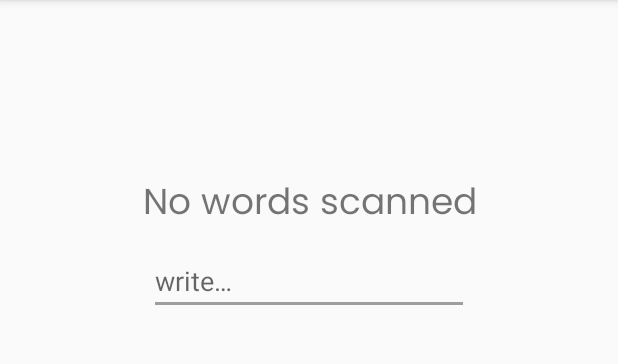
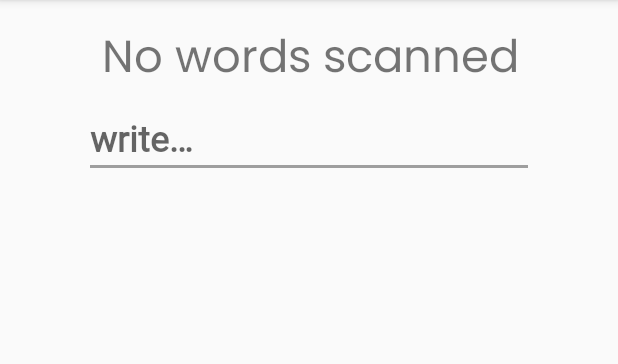
Before and after one commit to Dohmanlechx/Captions-Scanner, an Android app: the GameActivity screen opened directly, with no data from a screen before it, on a phone screen of 412 x 824 dp, the part 84-448 px from its top. Run offline under Robolectric (Android 15) with nearby library versions, the phone set to English and light mode, and no system bars.

Commit message:
Layout improvements. Also for landscape mode

```diff
--- a/app/src/main/java/com/dohman/captionsscanner/GameActivity.java
+++ b/app/src/main/java/com/dohman/captionsscanner/GameActivity.java
@@ -17,7 +17,7 @@ public class GameActivity extends AppCompatActivity {
     private static final String TAG = "GameActivity";
     private final DatabaseHelper db = new DatabaseHelper(this);
 
-    private TextView result;
+    private TextView answerTv;
     private TextView textView;
 
     @Override
@@ -25,7 +25,7 @@ public class GameActivity extends AppCompatActivity {
         super.onCreate(savedInstanceState);
         setContentView(R.layout.activity_game);
 
-        result = findViewById(R.id.result);
+        answerTv = findViewById(R.id.answer);
         textView = findViewById(R.id.tv_title);
         final Cursor currentWord;
 
@@ -42,16 +42,14 @@ public class GameActivity extends AppCompatActivity {
                     boolean handled = false;
                     if (actionId == EditorInfo.IME_ACTION_DONE) {
                         if (editText.getText().toString().toLowerCase().contains(currentWord.getString(2))) {
-                            Log.d(TAG, "onEditorAction: INPUT =" + editText.getText().toString());
-                            Log.d(TAG, "onEditorAction: SVAR =" + currentWord.getString(2));
-                            result.setVisibility(View.VISIBLE);
-                            result.setText(getString(R.string.correct));
+                            // CORRECT ANSWER
+                            editText.setTextColor(getResources().getColor(R.color.correct_color));
                             handled = true;
                         } else {
-                            Log.d(TAG, "onEditorAction: INPUT =" + editText.getText().toString());
-                            Log.d(TAG, "onEditorAction: SVAR =" + currentWord.getString(2));
-                            result.setVisibility(View.VISIBLE);
-                            result.setText(getString(R.string.incorrecct));
+                            // INCORRECT ANSWER
+                            editText.setTextColor(getResources().getColor(R.color.incorrect_color));
+                            answerTv.setText(currentWord.getString(2));
+                            answerTv.setVisibility(View.VISIBLE);
                             handled = true;
                         }
                     }
--- a/app/src/main/res/layout/activity_game.xml
+++ b/app/src/main/res/layout/activity_game.xml
@@ -8,51 +8,51 @@
 
     <TextView
         android:id="@+id/tv_title"
-        android:layout_width="wrap_content"
+        android:layout_width="300dp"
         android:layout_height="wrap_content"
         android:layout_marginStart="8dp"
-        android:layout_marginTop="100dp"
+        android:layout_marginTop="16dp"
         android:layout_marginEnd="8dp"
-        android:layout_marginBottom="8dp"
         android:fontFamily="@font/poppins"
         android:text="@string/title_noword"
-        android:textSize="24sp"
-        app:layout_constraintBottom_toBottomOf="parent"
+        android:textAlignment="center"
+        android:textSize="30sp"
         app:layout_constraintEnd_toEndOf="parent"
         app:layout_constraintHorizontal_bias="0.504"
         app:layout_constraintStart_toStartOf="parent"
-        app:layout_constraintTop_toTopOf="parent"
-        app:layout_constraintVertical_bias="0.027" />
+        app:layout_constraintTop_toTopOf="parent" />
 
     <EditText
         android:id="@+id/editText"
-        android:layout_width="wrap_content"
+        android:layout_width="300dp"
         android:layout_height="wrap_content"
         android:layout_marginStart="8dp"
-        android:layout_marginTop="8dp"
         android:layout_marginEnd="8dp"
         android:ems="10"
+        android:fontFamily="@font/roboto"
         android:hint="@string/reply"
-        android:imeOptions="actionDone"
-        android:inputType="textPersonName"
+        android:imeOptions="actionDone|flagNoExtractUi"
+        android:inputType="text"
         android:singleLine="true"
+        android:textSize="24sp"
+        android:textStyle="bold"
         app:layout_constraintEnd_toEndOf="parent"
         app:layout_constraintStart_toStartOf="parent"
-        app:layout_constraintTop_toBottomOf="@+id/tv_title"
+        app:layout_constraintTop_toBottomOf="@+id/answer"
         tools:ignore="Autofill" />
 
     <TextView
-        android:id="@+id/result"
+        android:id="@+id/answer"
         android:layout_width="wrap_content"
         android:layout_height="wrap_content"
         android:layout_marginStart="8dp"
         android:layout_marginEnd="8dp"
-        android:layout_marginBottom="8dp"
-        android:fontFamily="@font/roboto"
-        android:textSize="16sp"
-        android:visibility="invisible"
-        app:layout_constraintBottom_toTopOf="@+id/tv_title"
+        android:fontFamily="@font/poppins"
+        android:textColor="@color/correct_color"
+        android:textSize="20sp"
+        android:visibility="gone"
         app:layout_constraintEnd_toEndOf="parent"
-        app:layout_constraintStart_toStartOf="parent" />
+        app:layout_constraintStart_toStartOf="parent"
+        app:layout_constraintTop_toBottomOf="@+id/tv_title" />
 
 </android.support.constraint.ConstraintLayout>
--- a/app/src/main/res/values/colors.xml
+++ b/app/src/main/res/values/colors.xml
@@ -15,6 +15,8 @@
 	<color name="black_transparent">#aa000000</color>
 	<color name="transparent">#00000000</color>
 	<color name="white_transparent">#73FFFFFF</color>
+	<color name="correct_color">#0a7a00</color>
+	<color name="incorrect_color">#ba0000</color>
 
 	<color name="wordactivity_background">#f2f2f2</color>
 </resources>
```
